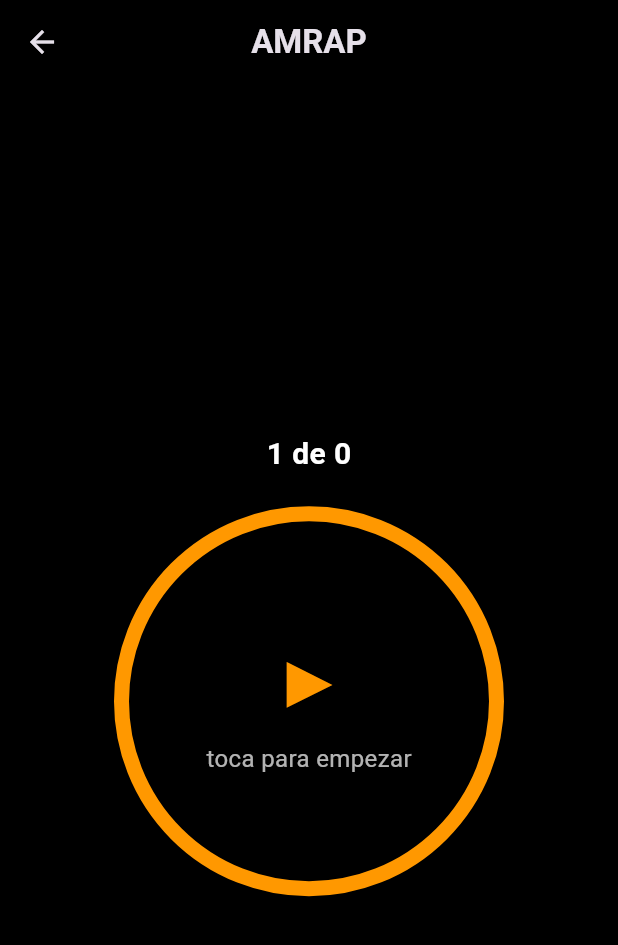
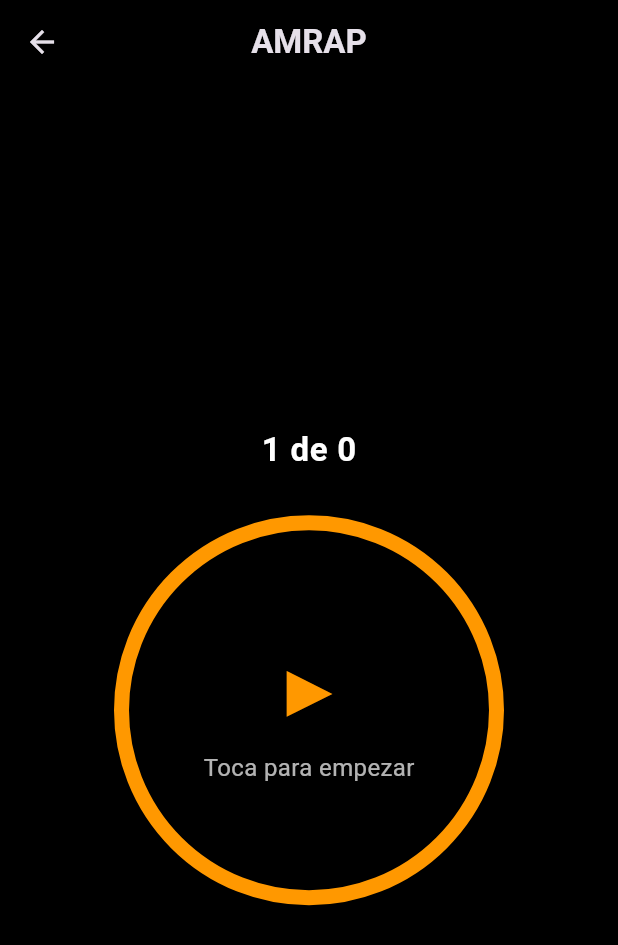
Before and after one commit to tbtkd/smartwod, a Flutter app: the TimerScreen screen opened directly with empty values, on a phone screen of 412 x 824 dp. Shown: the top 945 px of the screen. Run offline on Flutter 3.47's test engine with Material 3 defaults, Android fonts, the phone set to English and light mode, and no system bars.

Commit message:
Refactor TimerScreen and CentralTimer for improved UI consistency and clarity
- Updated comments and labels for better understanding of UI components.
- Enhanced text styling and spacing for timer phase display and countdown information.
- Adjusted color and font properties to improve readability and visual appeal.

```diff
--- a/lib/screens/timer_screen.dart
+++ b/lib/screens/timer_screen.dart
@@ -104,12 +104,12 @@ class _TimerScreenState extends State<TimerScreen> {
         children: [
           const Spacer(),
 
-          // ===== BLOQUE CENTRAL (TODO JUNTO) =====
+          // ===== BLOQUE CENTRAL (TEXTO + TIMER) =====
           Center(
             child: Column(
               mainAxisSize: MainAxisSize.min,
               children: [
-                // AMRAP / DESCANSO
+                // FASE (AMRAP / DESCANSO)
                 if (_uiState != null)
                   Text(
                     _uiState!.phase == TimerPhase.work
@@ -119,39 +119,41 @@ class _TimerScreenState extends State<TimerScreen> {
                             : '',
                     style: TextStyle(
                       color: _uiState!.phase == TimerPhase.rest
-                          ? Colors.blue
-                          : Colors.white,
-                      fontSize: 16,
-                      fontWeight: FontWeight.w500,
+                          ? Colors.blueAccent
+                          : Colors.white70,
+                      fontSize: 14,
+                      fontWeight: FontWeight.w400,
+                      letterSpacing: 1.2,
                     ),
                   ),
 
-                const SizedBox(height: 6),
+                const SizedBox(height: 8),
 
-                // 1 de N (JUSTO ENCIMA DEL TIMER)
+                // 1 DE N (JUSTO ENCIMA DEL TIMER)
                 Text(
                   '$currentRound de $totalRounds',
                   style: const TextStyle(
                     color: Colors.white,
-                    fontSize: 20,
+                    fontSize: 22,
                     fontWeight: FontWeight.w600,
+                    letterSpacing: 0.5,
                   ),
                 ),
 
-                // Descanso en segundos
+                // DESCANSO EN SEGUNDOS
                 if (isRest)
                   Padding(
-                    padding: const EdgeInsets.only(top: 4),
+                    padding: const EdgeInsets.only(top: 6),
                     child: Text(
                       '${remaining}s',
                       style: const TextStyle(
-                        color: Colors.blue,
-                        fontSize: 14,
+                        color: Colors.blueAccent,
+                        fontSize: 13,
                       ),
                     ),
                   ),
 
-                const SizedBox(height: 20),
+                const SizedBox(height: 28),
 
                 // ===== TEMPORIZADOR =====
                 CentralTimer(
--- a/lib/widgets/central_timer.dart
+++ b/lib/widgets/central_timer.dart
@@ -42,12 +42,12 @@ class CentralTimer extends StatelessWidget {
             : _format(uiState!.remainingSeconds);
 
     final String helperText = isCountingDown
-        ? 'prepárate'
+        ? 'Prepárate'
         : isIdle
-            ? 'toca para empezar'
+            ? 'Toca para empezar'
             : uiState!.phase == TimerPhase.rest
-                ? 'descansa'
-                : 'toca para pausar';
+                ? 'Descansa'
+                : 'Toca para pausar';
 
     return GestureDetector(
       onTap: onTap,
```
